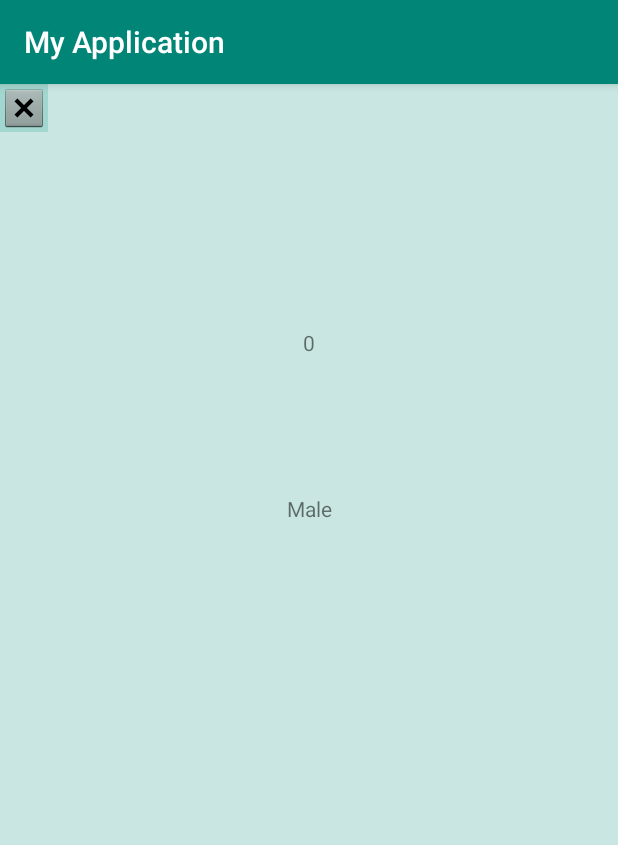
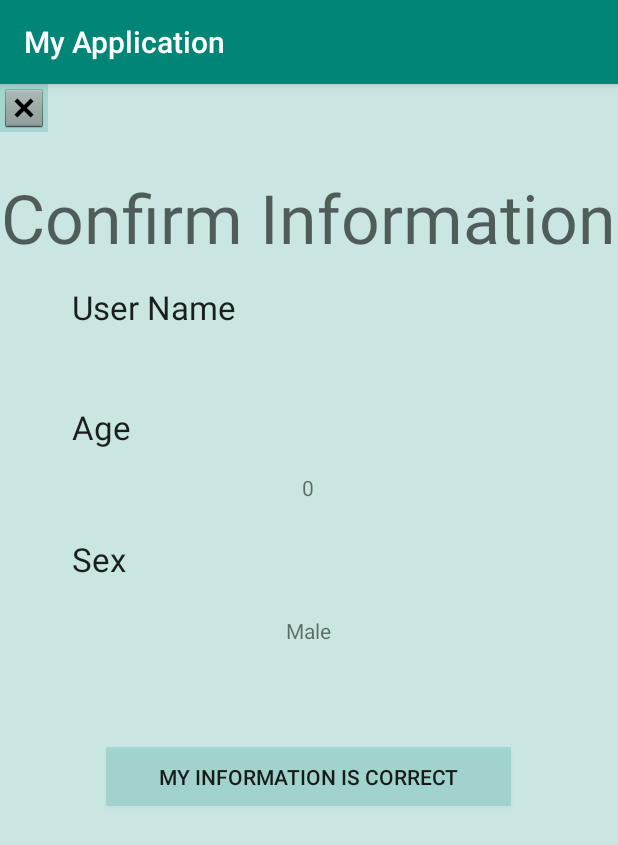
Before and after one commit to NoelleTemple/SDApplication, an Android app: the ProfilePage screen opened directly, with no data from a screen before it, after a tap on "SAVE USER", on a phone screen of 412 x 824 dp. Shown: the top 845 px of the screen. Run offline under Robolectric (Android 15) with nearby library versions, the phone set to English and light mode, and no system bars; 1 statement that could not run was skipped.

Commit message:
adding flow chart pt 2

```diff
--- a/app/src/main/java/com/example/myapplication/ProfilePage.java
+++ b/app/src/main/java/com/example/myapplication/ProfilePage.java
@@ -1,7 +1,6 @@
 package com.example.myapplication;
 
 import androidx.appcompat.app.AppCompatActivity;
-
 import android.content.Intent;
 import android.os.Bundle;
 import android.view.View;
--- a/app/src/main/java/com/example/myapplication/ViewInfoPage.java
+++ b/app/src/main/java/com/example/myapplication/ViewInfoPage.java
@@ -5,6 +5,7 @@ import androidx.appcompat.app.AppCompatActivity;
 import android.content.Intent;
 import android.os.Bundle;
 import android.view.View;
+import android.widget.Button;
 import android.widget.ImageButton;
 import android.widget.TextView;
 
@@ -37,11 +38,18 @@ public class ViewInfoPage extends AppCompatActivity {
         TextView Sex = findViewById(R.id.sex);
         Sex.setText(sex);
 
-        ImageButton home_button2 = (ImageButton) findViewById(R.id.home_button2);
+        ImageButton home_button2 = findViewById(R.id.home_button2);
         home_button2.setOnClickListener(new View.OnClickListener() {
             @Override
             public void onClick(View v) {
                 goHome();
+            }
+        });
+        Button confirm_button = findViewById(R.id.confirm_button);
+        confirm_button.setOnClickListener(new View.OnClickListener() {
+            @Override
+            public void onClick(View v) {
+                goConnect();
             }
         });
     }
@@ -49,4 +57,10 @@ public class ViewInfoPage extends AppCompatActivity {
         Intent intent = new Intent(this, MainActivity.class);
         startActivity(intent);
     }
+    private void goConnect() {
+        Intent intent = new Intent(this, ConnectToWheel.class);
+        startActivity(intent);
+        intent.putExtra("profile_info", profile);
+        startActivity(intent);
+    }
 }
--- a/app/src/main/res/layout/activity_about_page.xml
+++ b/app/src/main/res/layout/activity_about_page.xml
@@ -12,6 +12,7 @@
         android:layout_width="wrap_content"
         android:layout_height="wrap_content"
         android:background="#3200967F"
+        android:contentDescription="@string/home_button"
         app:layout_constraintStart_toStartOf="parent"
         app:layout_constraintTop_toTopOf="parent"
         app:srcCompat="@android:drawable/btn_dialog" />
--- a/app/src/main/res/layout/activity_driving_page.xml
+++ b/app/src/main/res/layout/activity_driving_page.xml
@@ -12,6 +12,7 @@
         android:layout_width="wrap_content"
         android:layout_height="wrap_content"
         android:background="#3200967F"
+        android:contentDescription="@string/home_button"
         app:layout_constraintStart_toStartOf="parent"
         app:layout_constraintTop_toTopOf="parent"
         app:srcCompat="@android:drawable/btn_dialog" />
--- a/app/src/main/res/layout/activity_profile_page.xml
+++ b/app/src/main/res/layout/activity_profile_page.xml
@@ -100,6 +100,7 @@
         android:layout_width="wrap_content"
         android:layout_height="wrap_content"
         android:background="#3200967F"
+        android:contentDescription="@string/home_button"
         app:layout_constraintStart_toStartOf="parent"
         app:layout_constraintTop_toTopOf="parent"
         app:srcCompat="@android:drawable/btn_dialog" />
--- a/app/src/main/res/layout/activity_view_info_page.xml
+++ b/app/src/main/res/layout/activity_view_info_page.xml
@@ -12,6 +12,7 @@
         android:layout_width="wrap_content"
         android:layout_height="wrap_content"
         android:background="#3200967F"
+        android:contentDescription="@string/home_button"
         app:layout_constraintStart_toStartOf="parent"
         app:layout_constraintTop_toTopOf="parent"
         app:srcCompat="@android:drawable/btn_dialog" />
@@ -22,9 +23,10 @@
         android:layout_height="wrap_content"
         app:layout_constraintBottom_toBottomOf="parent"
         app:layout_constraintEnd_toEndOf="parent"
+        app:layout_constraintHorizontal_bias="0.498"
         app:layout_constraintStart_toStartOf="parent"
         app:layout_constraintTop_toTopOf="parent"
-        app:layout_constraintVertical_bias="0.092" />
+        app:layout_constraintVertical_bias="0.238" />
 
     <TextView
         android:id="@+id/age"
@@ -47,4 +49,57 @@
         app:layout_constraintStart_toStartOf="@+id/age"
         app:layout_constraintTop_toBottomOf="@+id/age"
         app:layout_constraintVertical_bias="0.161" />
+
+    <TextView
+        android:id="@+id/textView"
+        android:layout_width="wrap_content"
+        android:layout_height="wrap_content"
+        android:text="@string/confirm_info_title"
+        android:textAppearance="@style/TextAppearance.AppCompat.Display2"
+        app:layout_constraintBottom_toTopOf="@+id/name"
+        app:layout_constraintEnd_toEndOf="@+id/name"
+        app:layout_constraintStart_toStartOf="@+id/name"
+        app:layout_constraintTop_toTopOf="parent" />
+
+    <TextView
+        android:id="@+id/textView2"
+        android:layout_width="wrap_content"
+        android:layout_height="wrap_content"
+        android:text="@string/user_name"
+        android:textAppearance="@style/TextAppearance.AppCompat.Large"
+        app:layout_constraintBottom_toTopOf="@+id/name"
+        app:layout_constraintEnd_toStartOf="@+id/name"
+        app:layout_constraintStart_toStartOf="parent"
+        app:layout_constraintTop_toBottomOf="@+id/textView" />
+
+    <TextView
+        android:id="@+id/textView3"
+        android:layout_width="wrap_content"
+        android:layout_height="wrap_content"
+        android:text="@string/age"
+        android:textAppearance="@style/TextAppearance.AppCompat.Large"
+        app:layout_constraintBottom_toTopOf="@+id/age"
+        app:layout_constraintStart_toStartOf="@+id/textView2"
+        app:layout_constraintTop_toBottomOf="@+id/name" />
+
+    <TextView
+        android:id="@+id/textView4"
+        android:layout_width="wrap_content"
+        android:layout_height="wrap_content"
+        android:text="@string/Sex"
+        android:textAppearance="@style/TextAppearance.AppCompat.Large"
+        app:layout_constraintBottom_toTopOf="@+id/sex"
+        app:layout_constraintStart_toStartOf="@+id/textView3"
+        app:layout_constraintTop_toBottomOf="@+id/age" />
+
+    <Button
+        android:id="@+id/confirm_button"
+        android:layout_width="270dp"
+        android:layout_height="39dp"
+        android:layout_marginTop="68dp"
+        android:background="#2C009688"
+        android:text="@string/confirm_button"
+        app:layout_constraintEnd_toEndOf="@+id/sex"
+        app:layout_constraintStart_toStartOf="@+id/sex"
+        app:layout_constraintTop_toBottomOf="@+id/sex" />
 </androidx.constraintlayout.widget.ConstraintLayout>
--- a/app/src/main/res/values/strings.xml
+++ b/app/src/main/res/values/strings.xml
@@ -14,5 +14,8 @@
     <string name="connecting_text">Connecting To Wheel!</string>
     <string name="drive_safe">HUD wants you to drive safely:</string>
     <string name="text_drive">Don\'t Text and Drive!</string>
+    <string name="confirm_info_title">Confirm Information</string>
+    <string name="confirm_button">My Information is Correct</string>
+    <string name="home_button">Go Home</string>
     <!--string name="About_P">Heads Up Driving, or HUD, is dedicated to making the roads a safer place.  Through sensors embedded in the steering wheel cover, we can track heart rate variability and through rigorous calculations, we can detect if you are falling asleep at the wheel.  Just input your user information so we can make the best possible decisions about your alertness!  If an alarm starts to go off, that\'s your cue to pull over, grab a coffee, or take a quick nap!</string-->
 </resources>
```
Also changed, not shown: app/src/main/java/com/example/myapplication/ConnectToWheel.java (+27 -1 lines), app/src/main/java/com/example/myapplication/DrivingPage.java (+9 -1 lines), app/src/main/res/layout/activity_connect_to_wheel.xml (+15 -1 lines).
